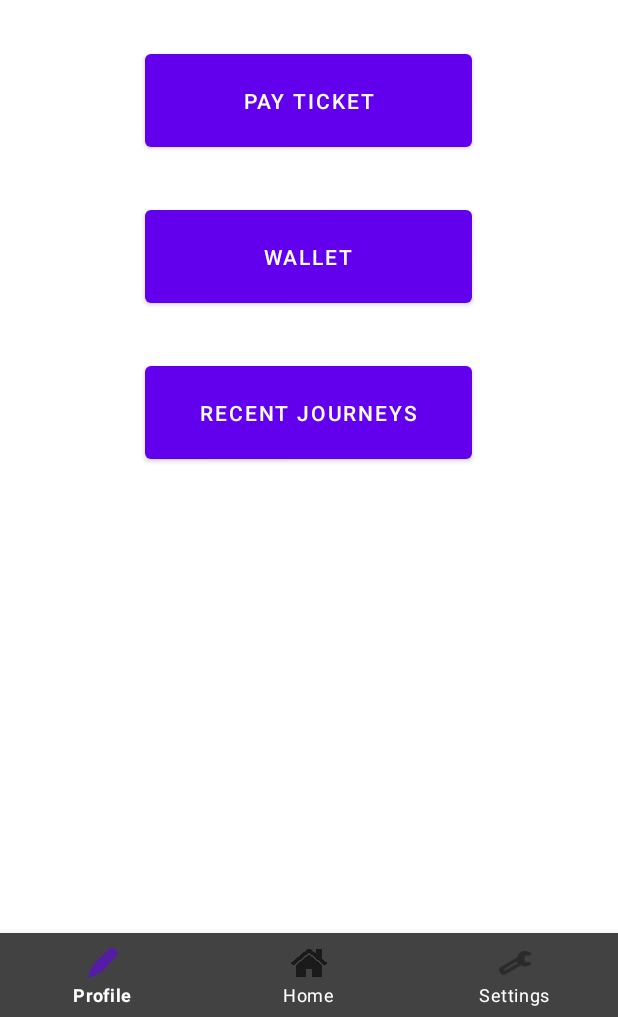
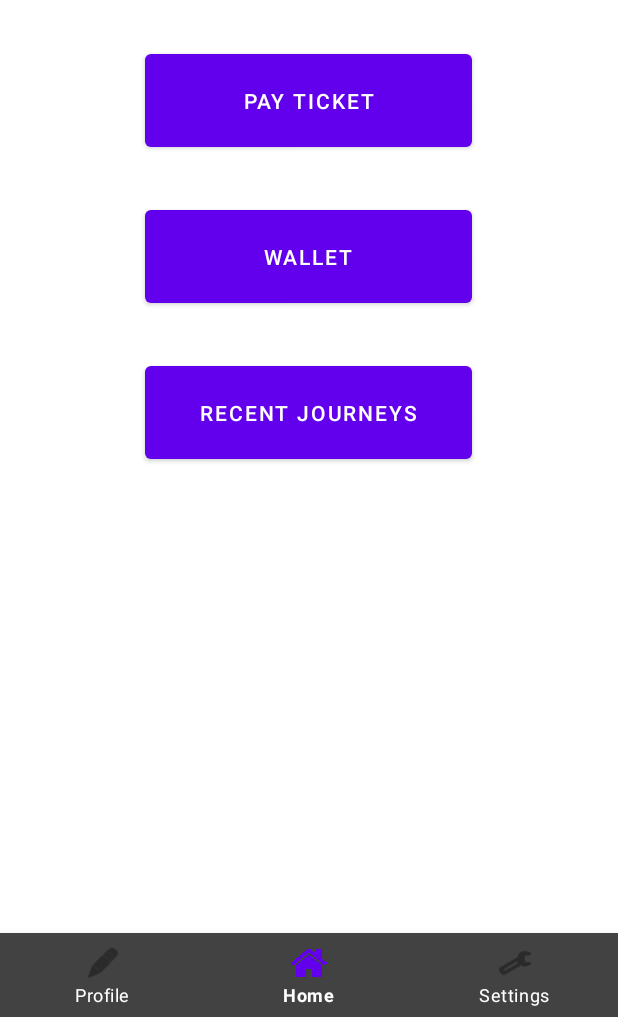
Before and after one commit to AlbertoHdezLado/TransportSystem, an Android app: the MainActivity screen opened directly, with no data from a screen before it, item 2 of the bottom bar chosen, on a phone screen of 412 x 824 dp, the part 219-1236 px from its top. Run offline under Robolectric (Android 15) with nearby library versions, the phone set to English and light mode, and no system bars; our stand-ins replace Firebase (no records; nobody signed in at launch, a user with empty details on screens opened directly); libraries missing offline, so code that uses them is left out: com.example.android.

Commit message:
Journeys RecyclerView

```diff
--- a/app/src/main/java/com/example/android/transportsystem/Journey.kt
+++ b/app/src/main/java/com/example/android/transportsystem/Journey.kt
@@ -4,7 +4,7 @@ data class Journey(
     var id: String ?= null,
     var userID: String ?= null,
     var date: String ?= null,
-    var kind: String ?= null,
+    var vehicles: String ?= null,
     var initialStation: String ?= null,
     var finalStation: String ?= null,
     var money: Long ?= null,
--- a/app/src/main/java/com/example/android/transportsystem/MainActivity.kt
+++ b/app/src/main/java/com/example/android/transportsystem/MainActivity.kt
@@ -41,26 +41,7 @@ class MainActivity : AppCompatActivity() {
                 }
             }
         }
-        val bottomNavigation: BottomNavigationView = findViewById(R.id.bottom_navigation)
-        bottomNavigation.setOnItemSelectedListener(navigationListener)
     }
-
-    //Travel using the bottom Navigation
-    private val navigationListener =
-        BottomNavigationView.OnNavigationItemSelectedListener { item ->
-            when (item.itemId) {
-                R.id.menu_profile -> {
-
-                }
-                R.id.menu_home -> {
-
-                }
-                R.id.menu_settings -> {
-                }
-            }
-            //myTrans.commit()
-            false
-        }
 
     //To override onBackPressed on MainFragment
     override fun onBackPressed() {
--- a/app/src/main/res/layout/journey_card.xml
+++ b/app/src/main/res/layout/journey_card.xml
@@ -140,13 +140,13 @@
             <TextView
                 android:layout_width="wrap_content"
                 android:layout_height="wrap_content"
-                android:text="Kind of vehicle:"
+                android:text="Vehicles:"
                 android:textColor="@color/black"
                 android:textSize="26sp"
                 android:textStyle="bold" />
 
             <TextView
-                android:id="@+id/journeycard_kind"
+                android:id="@+id/journeycard_vehicles"
                 android:layout_width="wrap_content"
                 android:layout_height="wrap_content"
                 android:layout_marginStart="8dp"
```
Also changed, not shown: app/src/main/java/com/example/android/transportsystem/JourneyAdapter.kt (+6 -4 lines), app/src/main/java/com/example/android/transportsystem/TransactionListFragment.kt (+12 -0 lines).
